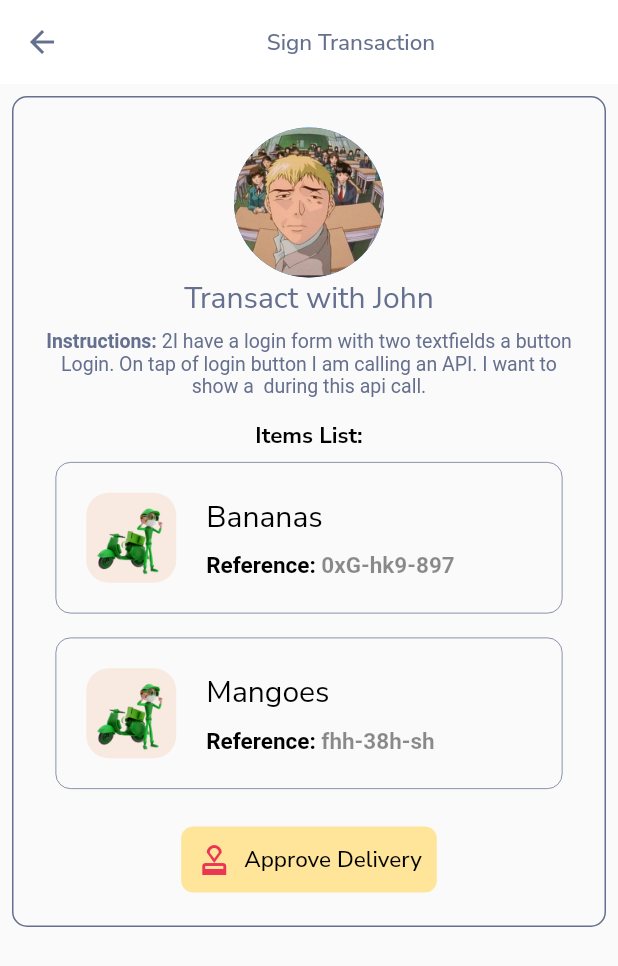
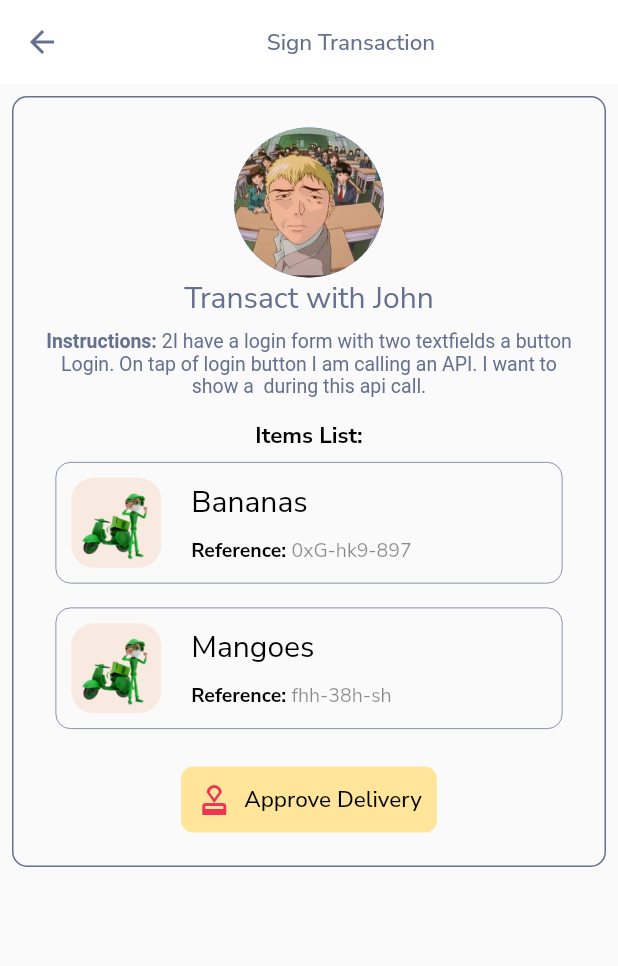
Before and after one commit to Brisis/carrierbuddie, a Flutter app: the SignDeliveryTxn screen opened directly, on a phone screen of 412 x 824 dp. Shown: the top 966 px of the screen. Run offline on Flutter 3.47's test engine with Material 2 defaults, Android fonts, the phone set to English and light mode, and no system bars; our stand-ins replace flutter_dash, google_fonts, page_transition.

Commit message:
Fixed Richtext

```diff
--- a/lib/widgets/transaction_item.dart
+++ b/lib/widgets/transaction_item.dart
@@ -17,7 +17,7 @@ class TransactionItem extends StatelessWidget {
     return Padding(
       padding: const EdgeInsets.all(8.0),
       child: Container(
-        padding: const EdgeInsets.all(20),
+        padding: const EdgeInsets.all(10),
         decoration: BoxDecoration(
             border: Border.all(
               color: kTextFadedColor,
@@ -59,27 +59,28 @@ class TransactionItem extends StatelessWidget {
                 const SizedBox(
                   height: 10,
                 ),
-                SizedBox(
-                  child: RichText(
-                    text: TextSpan(
-                      text: 'Reference: ',
-                      children: [
-                        TextSpan(
-                          text: refNumber,
-                          style: const TextStyle(
-                            fontSize: 15,
-                            color: kTextGrey,
-                          ),
-                        )
-                      ],
+                Row(
+                  mainAxisAlignment: MainAxisAlignment.start,
+                  crossAxisAlignment: CrossAxisAlignment.start,
+                  children: [
+                    Text(
+                      "Reference: ",
                       style: const TextStyle(
-                        fontSize: 15,
+                        fontSize: 13,
                         color: kTextBlack,
                         fontWeight: FontWeight.bold,
                       ),
                     ),
-                    textAlign: TextAlign.center,
-                  ),
+                    Expanded(
+                      child: Text(
+                        refNumber,
+                        style: const TextStyle(
+                          fontSize: 13,
+                          color: kTextGrey,
+                        ),
+                      ),
+                    )
+                  ],
                 ),
               ],
             ))
```
